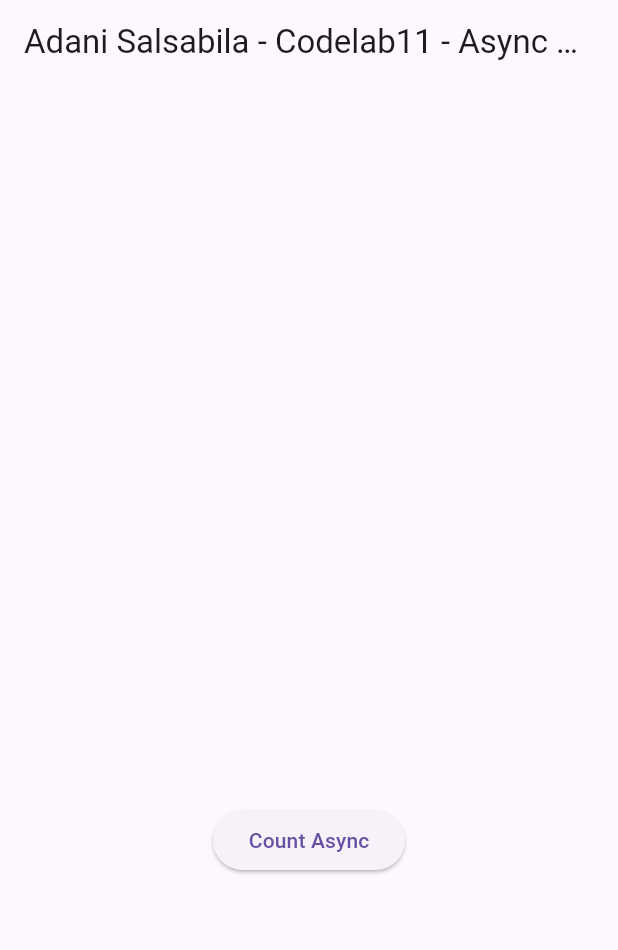
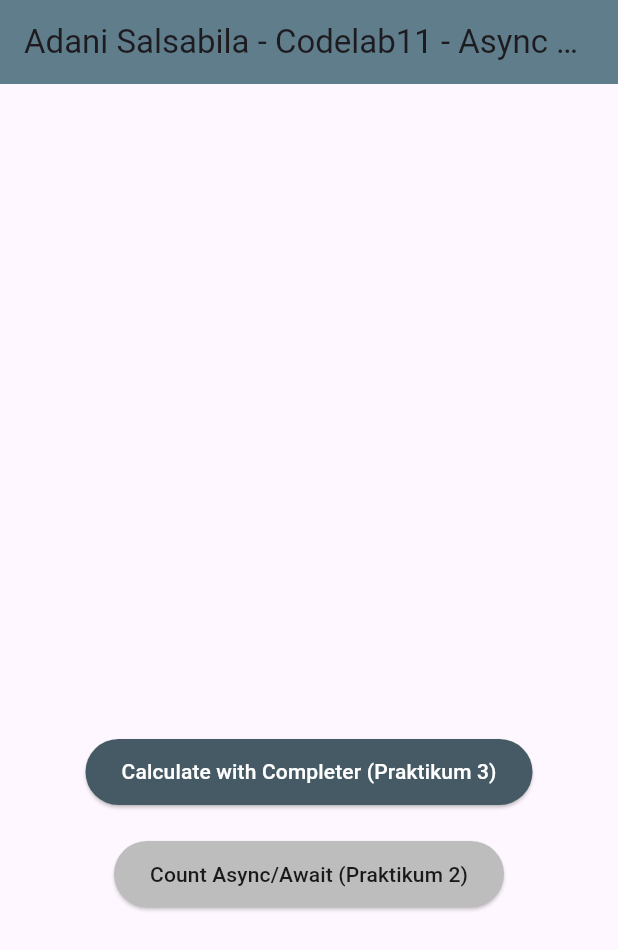
Before and after one commit to adanisalsabila/PemrogramanMobile_AdaniSalsabila_TI3F, a Flutter app: the screen it shows after launch, on a phone screen of 412 x 824 dp. Shown: the top 950 px of the screen. Run offline on Flutter 3.47's test engine with Material 3 defaults, Android fonts, the phone set to English and light mode, and no system bars; our stand-ins replace auto_size_text, camera.

Commit message:
Codelab11_Praktikum3

```diff
--- a/Codelab11/books/lib/main.dart
+++ b/Codelab11/books/lib/main.dart
@@ -1,6 +1,6 @@
 import 'package:flutter/material.dart';
 import 'package:http/http.dart' as http;
-import 'dart:async';
+import 'dart:async'; // dart:async sudah mencakup class Completer
 
 void main() => runApp(const MyApp());
 
@@ -30,56 +30,72 @@ class _FuturePageState extends State<FuturePage> {
   // Variabel untuk mengontrol status loading
   bool isDataLoading = false;
 
-  // Praktikum 1: Method untuk mengambil data (Tidak digunakan di onPressed langkah 3, tapi tetap dipertahankan)
+  // Praktikum 1: Method untuk mengambil data (Tidak digunakan)
   Future<http.Response> getData() {
     const String path = 'https://www.googleapis.com/books/v1/volumes/pJmyEAAAQBAJ';
     final Uri uri = Uri.parse(path);
     return http.get(uri);
   }
 
-  // Langkah 1: Tiga method asynchronous
+  // Praktikum 2: Method async/await (Tidak digunakan di Praktikum 3)
   Future<int> returnOneAsync() async {
-    // Menunggu 3 detik sebelum mengembalikan nilai 1
     await Future.delayed(const Duration(seconds: 3));
     return 1;
   }
 
   Future<int> returnTwoAsync() async {
-    // Menunggu 3 detik sebelum mengembalikan nilai 2
     await Future.delayed(const Duration(seconds: 3));
     return 2;
   }
 
   Future<int> returnThreeAsync() async {
-    // Menunggu 3 detik sebelum mengembalikan nilai 3
     await Future.delayed(const Duration(seconds: 3));
     return 3;
   }
 
-  // Langkah 2: Method count() menggunakan async/await
-  // Method ini akan menunggu masing-masing Future selesai secara berurutan.
   Future<int> count() async {
     int total = 0;
-
-    // await: Menunggu returnOneAsync() selesai (3 detik)
     total += await returnOneAsync();
-
-    // await: Menunggu returnTwoAsync() selesai (3 detik)
     total += await returnTwoAsync();
-
-    // await: Menunggu returnThreeAsync() selesai (3 detik)
     total += await returnThreeAsync();
-
-    // Total delay: 3s + 3s + 3s = 9 detik
     return total;
   }
 
+  // =======================================================
+  // Praktikum 3: Menggunakan Completer
+  // Langkah 2: Tambahkan variabel late Completer
+  late Completer completer;
+
+  // Langkah 2: Method getNumber()
+  Future getNumber() {
+    // 1. Buat object Completer baru yang akan menghasilkan tipe data <int>
+    completer = Completer<int>();
+    // 2. Panggil method yang akan menjalankan operasi asinkron
+    calculate();
+    // 3. Kembalikan object Future yang terkait dengan Completer ini
+    return completer.future;
+  }
+
+  // Langkah 5: Method calculate() diubah untuk memicu error (menjawab Soal 6)
+  Future calculate() async {
+    await Future.delayed(const Duration(seconds : 3));
+
+    // --- SKENARIO 1: SUKSES (Langkah 2) ---
+    // Ganti komentar di bawah jika ingin mencoba skenario sukses
+    // completer.complete(42);
+
+    // --- SKENARIO 2: ERROR (Langkah 5) ---
+    // Memanggil completeError() akan menolak (reject) Future yang dikembalikan getNumber()
+    completer.completeError(Exception('Failed to calculate the secret number! (Intentional Error)'));
+  }
+  // =======================================================
 
   @override
   Widget build(BuildContext context) {
     return Scaffold(
       appBar: AppBar(
         title: const Text('Adani Salsabila - Codelab11 - Async Programming'),
+        backgroundColor: Colors.blueGrey,
       ),
       body: Center(
         child: Column(
@@ -94,62 +110,75 @@ class _FuturePageState extends State<FuturePage> {
                         child: Text(
                           result,
                           textAlign: TextAlign.center,
-                          style: const TextStyle(fontSize: 14),
+                          style: const TextStyle(fontSize: 16, fontWeight: FontWeight.w500),
                         ),
                       ),
               ),
             ),
-            // Langkah 3: Mengubah isi onPressed()
+
             ElevatedButton(
-              onPressed: () async { // Tambahkan 'async' di sini!
+              style: ElevatedButton.styleFrom(
+                padding: const EdgeInsets.symmetric(horizontal: 24, vertical: 12),
+                backgroundColor: Colors.blueGrey[700],
+                foregroundColor: Colors.white,
+              ),
+              onPressed: () {
                 setState(() {
-                  isDataLoading = true; // Mulai loading
-                  result = 'Counting... Please wait 9 seconds.';
+                  isDataLoading = true;
+                  // Sesuaikan pesan loading dengan skenario error (3 detik)
+                  result = 'Calculating with Completer... Waiting 3 seconds for result/error.';
                 });
 
-                // Praktikum 1 code: (dikonversi ke comment)
-                /*
-                getData().then((response) {
-                  if (response.statusCode == 200) {
+                // Praktikum 3, Langkah 6: Menggunakan getNumber() dengan then dan catchError
+                getNumber().then((value) {
+                  // Blok ini akan dipanggil jika completer.complete(value) dipanggil (Skenario Sukses)
                   setState(() {
-                      result = response.body.substring(0, 500) + '... (data terpotong)';
+                    result = 'Total: $value (Success from Completer)';
                     isDataLoading = false;
                   });
-                  } else {
+                }).catchError((e) {
+                  // Blok ini akan dipanggil jika completer.completeError(error) dipanggil (Skenario Error)
                   setState(() {
-                      result = 'Gagal memuat data. Status: ${response.statusCode}';
-                      isDataLoading = false;
-                    });
-                  }
-                }).catchError((error) {
-                  setState(() {
-                    result = 'Error koneksi terjadi: $error';
+                    result = 'Error from Completer: ${e.toString()}';
                     isDataLoading = false;
                   });
                 });
-                */
 
-                // Praktikum 2 code: Menggunakan async/await
+              },
+              child: const Text('Calculate with Completer (Praktikum 3)'),
+            ),
+
+            const SizedBox(height: 20),
+
+            // Tombol Praktikum 2 (dijadikan referensi)
+            ElevatedButton(
+              style: ElevatedButton.styleFrom(
+                padding: const EdgeInsets.symmetric(horizontal: 24, vertical: 12),
+                backgroundColor: Colors.grey[400],
+                foregroundColor: Colors.black87,
+              ),
+              onPressed: () async {
+                 setState(() {
+                   isDataLoading = true;
+                   result = 'Counting Async/Await... Please wait 9 seconds.';
+                 });
+
                  try {
-                  // Gunakan await untuk menunggu hasil dari method count()
                    int total = await count();
-
-                  // Setelah count() selesai (setelah 9 detik), perbarui UI
                    setState(() {
-                    result = 'Total: $total';
+                     result = 'Total: $total (Success from Async/Await)';
                      isDataLoading = false;
                    });
                  } catch (e) {
-                  // Penanganan error menggunakan try-catch di method async
                    setState(() {
                      result = 'Error: $e';
                      isDataLoading = false;
                    });
                  }
+              },
+              child: const Text('Count Async/Await (Praktikum 2)'),
+            ),
 
-              },
-              child: const Text('Count Async'),
-            ),
             const Spacer(),
           ],
         ),
```
Also changed, not shown: Codelab11/books/img/praktikum2a.png (added), Codelab11/books/img/praktikum3.png (added). Lines whose indentation alone changed are shown as unchanged.
